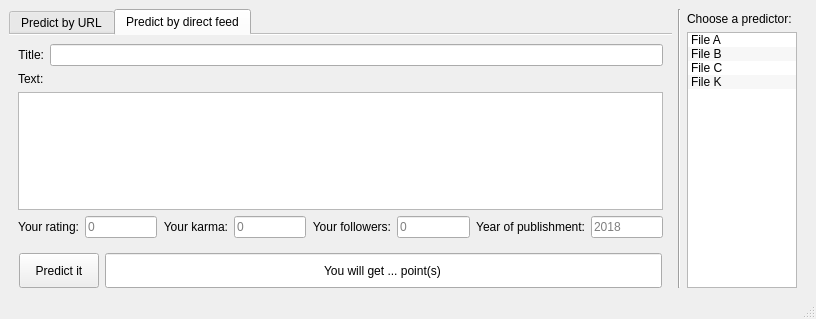
Above: src/habrating/mainwindow.ui from mmmm1998/--- before the change. Below: the same form after it.
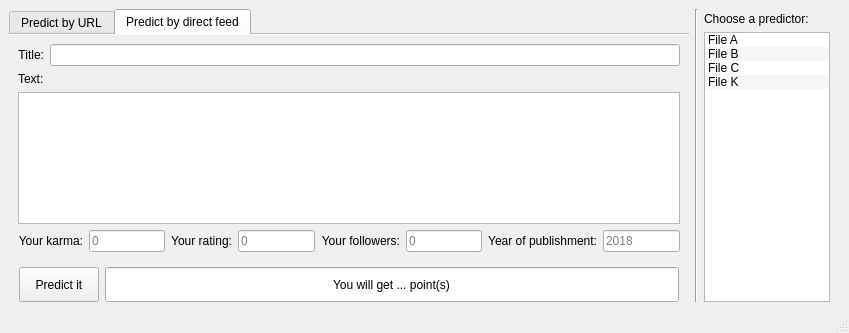
That is the form after the change. The open tabs and pages were chosen to show the change.

Commit message: Swapped karma and rating fields

Patch:
```diff
--- a/src/habrating/mainwindow.ui
+++ b/src/habrating/mainwindow.ui
@@ -6,13 +6,13 @@
    <rect>
     <x>0</x>
     <y>0</y>
-    <width>816</width>
-    <height>319</height>
+    <width>849</width>
+    <height>333</height>
    </rect>
   </property>
   <property name="font">
    <font>
-    <family>Segoe UI</family>
+    <family>MS Shell Dlg 2</family>
     <pointsize>9</pointsize>
    </font>
   </property>
@@ -209,35 +209,6 @@
              </item>
              <item>
               <layout class="QHBoxLayout" name="aux_fields_separator">
-               <item>
-                <widget class="QLabel" name="label_arating">
-                 <property name="text">
-                  <string>Your rating:</string>
-                 </property>
-                 <property name="alignment">
-                  <set>Qt::AlignRight|Qt::AlignTrailing|Qt::AlignVCenter</set>
-                 </property>
-                 <property name="buddy">
-                  <cstring>arating_edit</cstring>
-                 </property>
-                </widget>
-               </item>
-               <item>
-                <widget class="QLineEdit" name="arating_edit">
-                 <property name="minimumSize">
-                  <size>
-                   <width>50</width>
-                   <height>0</height>
-                  </size>
-                 </property>
-                 <property name="text">
-                  <string/>
-                 </property>
-                 <property name="placeholderText">
-                  <string>0</string>
-                 </property>
-                </widget>
-               </item>
                <item>
                 <widget class="QLabel" name="label_akarma">
                  <property name="text">
@@ -267,6 +238,35 @@
                  </property>
                 </widget>
                </item>
+               <item>
+                <widget class="QLabel" name="label_arating">
+                 <property name="text">
+                  <string>Your rating:</string>
+                 </property>
+                 <property name="alignment">
+                  <set>Qt::AlignRight|Qt::AlignTrailing|Qt::AlignVCenter</set>
+                 </property>
+                 <property name="buddy">
+                  <cstring>arating_edit</cstring>
+                 </property>
+                </widget>
+               </item>
+               <item>
+                <widget class="QLineEdit" name="arating_edit">
+                 <property name="minimumSize">
+                  <size>
+                   <width>50</width>
+                   <height>0</height>
+                  </size>
+                 </property>
+                 <property name="text">
+                  <string/>
+                 </property>
+                 <property name="placeholderText">
+                  <string>0</string>
+                 </property>
+                </widget>
+               </item>
                <item>
                 <widget class="QLabel" name="label_asubs">
                  <property name="text">
@@ -352,7 +352,7 @@
           </property>
           <property name="font">
            <font>
-            <family>Segoe UI</family>
+            <family>MS Shell Dlg 2</family>
             <pointsize>9</pointsize>
            </font>
           </property>
@@ -383,7 +383,7 @@
           </property>
           <property name="font">
            <font>
-            <family>Segoe UI</family>
+            <family>MS Shell Dlg 2</family>
             <pointsize>9</pointsize>
            </font>
           </property>
```
Left out of the diff: 5 changed lines with no effect on the pictures.
